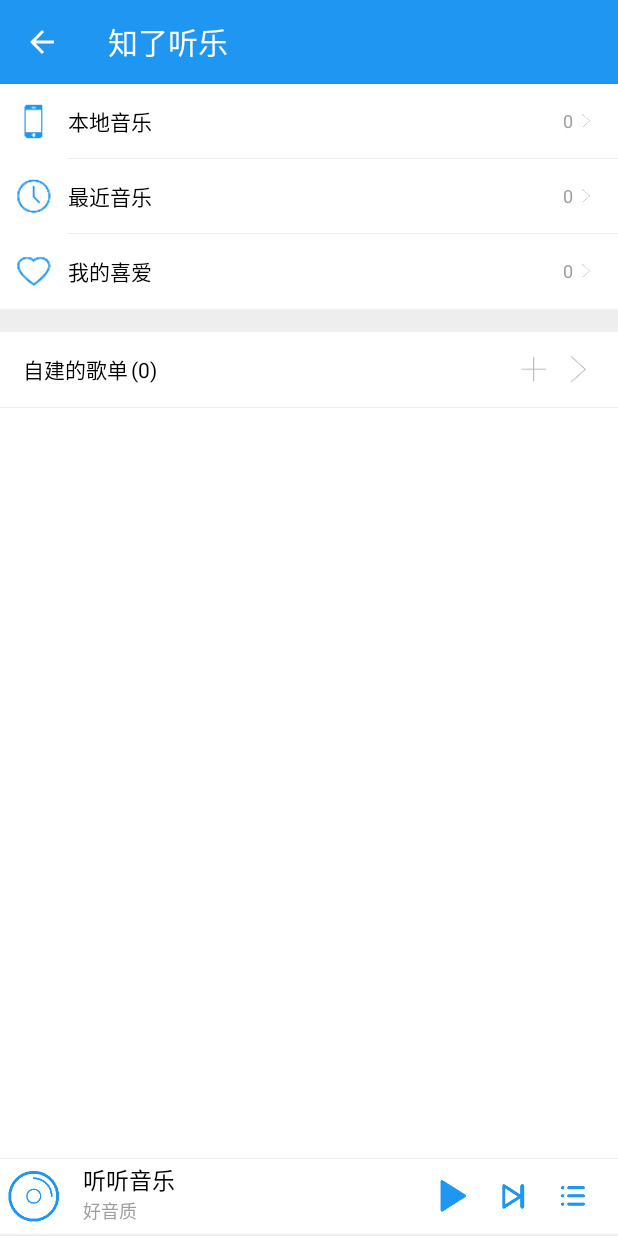
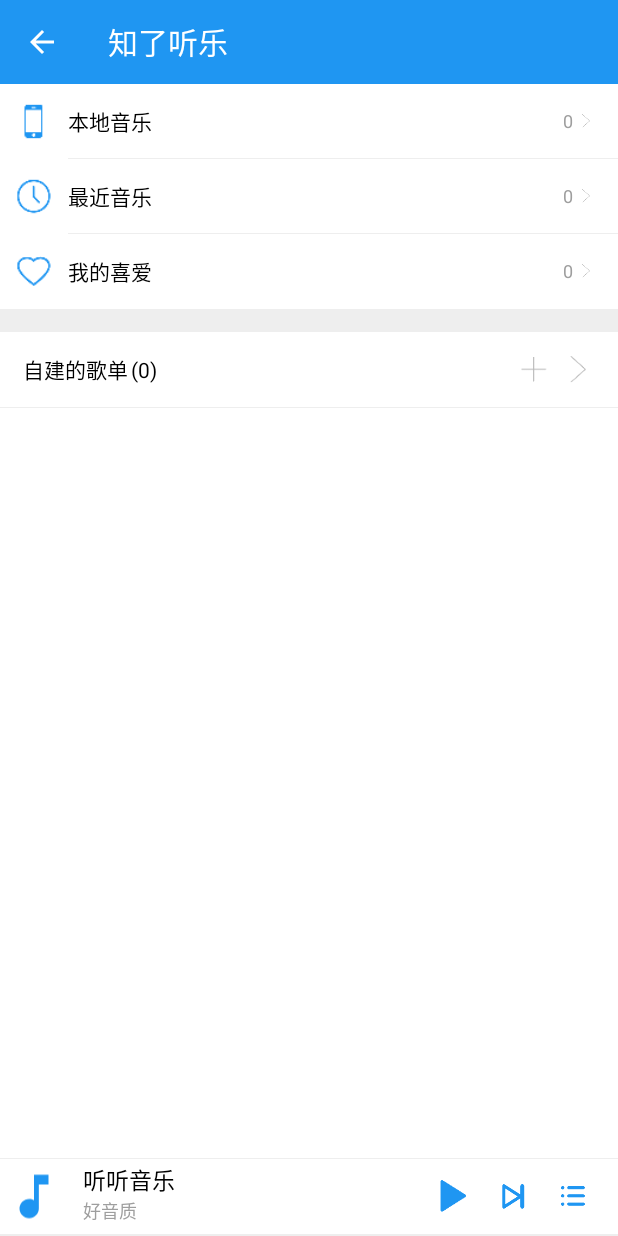
Before and after one commit to zeromr/CicadaApp, an Android app: the MusicActivity screen opened directly, with no data from a screen before it, on a phone screen of 412 x 824 dp. Run offline under Robolectric (Android 15) with nearby library versions, the phone set to English and light mode, and no system bars; libraries missing offline, so code that uses them is left out: com.mcxtzhang.swipemenulib, org.litepal.

Commit message:
调整右侧侧滑菜单

```diff
--- a/app/src/main/java/com/demo/cicada/activity/MusicActivity.java
+++ b/app/src/main/java/com/demo/cicada/activity/MusicActivity.java
@@ -52,7 +52,7 @@ public class MusicActivity extends PlayBarBaseActivity {
     @Override
     protected void onCreate(Bundle savedInstanceState) {
         super.onCreate(savedInstanceState);
-        setContentView(R.layout.activity_home);
+        setContentView(R.layout.activity_music);
         Log.i("msg", "onCreate: music");
         dbManager = DBManager.getInstance(MusicActivity.this);
         initToolBar();
--- a/app/src/main/java/com/demo/cicada/fragment/ChooseAreaFragment.java
+++ b/app/src/main/java/com/demo/cicada/fragment/ChooseAreaFragment.java
@@ -60,7 +60,7 @@ public class ChooseAreaFragment extends Fragment {
         tvTitle = (TextView) view.findViewById(R.id.tv_title);
         btnBack = (Button) view.findViewById(R.id.btn_back);
         lvList = (ListView) view.findViewById(R.id.lv_list);
-        adapter = new ArrayAdapter<>(getContext(), android.R.layout.simple_list_item_1, dataList);
+        adapter = new ArrayAdapter<>(getContext(), R.layout.item_choose_area, dataList);
         lvList.setAdapter(adapter);
         return view;
     }
--- a/app/src/main/res/layout/activity_about.xml
+++ b/app/src/main/res/layout/activity_about.xml
@@ -67,6 +67,8 @@
         android:layout_margin="16dp"
         android:src="@drawable/ic_share"
         app:layout_anchor="@id/appBar"
-        app:layout_anchorGravity="bottom|end" />
+        app:layout_anchorGravity="bottom|end"
+        app:backgroundTint="#5975dc"
+        app:rippleColor="#a6a6a6"/>
 
 </android.support.design.widget.CoordinatorLayout>
--- a/app/src/main/res/layout/activity_play.xml
+++ b/app/src/main/res/layout/activity_play.xml
@@ -1,12 +1,10 @@
 <?xml version="1.0" encoding="utf-8"?>
 <FrameLayout xmlns:android="http://schemas.android.com/apk/res/android"
-    xmlns:tools="http://schemas.android.com/tools"
     android:id="@+id/activity_play"
     android:layout_width="match_parent"
     android:layout_height="match_parent"
     android:fitsSystemWindows="true"
-    android:background="@drawable/bg_play"
-    tools:activity="com.lijunyan.blackmusic.activity.PlayActivity">
+    android:background="@drawable/bg_play">
 
     <!--<ImageView-->
         <!--android:id="@+id/iv_play_page_bg"-->
--- a/app/src/main/res/layout/activity_weather.xml
+++ b/app/src/main/res/layout/activity_weather.xml
@@ -60,7 +60,7 @@
         <fragment
             android:id="@+id/choose_area_fragment"
             android:name="com.demo.cicada.fragment.ChooseAreaFragment"
-            android:layout_width="200dp"
+            android:layout_width="180dp"
             android:layout_height="match_parent"
             android:layout_gravity="end"/>
 
--- a/app/src/main/res/layout/choose_area.xml
+++ b/app/src/main/res/layout/choose_area.xml
@@ -10,12 +10,14 @@
     <RelativeLayout
         android:layout_width="match_parent"
         android:layout_height="?attr/actionBarSize"
-        android:background="?attr/colorPrimary">
+        android:background="@color/colorPrimary">
 
         <TextView
             android:id="@+id/tv_title"
             android:layout_width="wrap_content"
             android:layout_height="wrap_content"
+            android:layout_alignParentBottom="true"
+            android:layout_marginBottom="8dp"
             android:layout_centerInParent="true"
             android:textColor="#fff"
             android:textSize="20sp"/>
@@ -25,6 +27,8 @@
             android:layout_width="25dp"
             android:layout_height="25dp"
             android:layout_alignParentRight="true"
+            android:layout_alignParentBottom="true"
+            android:layout_marginBottom="8dp"
             android:layout_centerVertical="true"
             android:layout_marginRight="10dp"
             android:background="@drawable/ic_right_back"/>
--- a/app/src/main/res/layout/fragment_playbar.xml
+++ b/app/src/main/res/layout/fragment_playbar.xml
@@ -1,8 +1,8 @@
 <?xml version="1.0" encoding="utf-8"?>
 <LinearLayout xmlns:android="http://schemas.android.com/apk/res/android"
-    android:orientation="vertical"
-    android:layout_width="match_parent"
-    android:layout_height="match_parent">
+              android:layout_width="match_parent"
+              android:layout_height="match_parent"
+              android:orientation="vertical">
 
     <LinearLayout
         android:id="@+id/home_activity_playbar_ll"
@@ -31,8 +31,8 @@
                 android:layout_height="match_parent"
                 android:layout_centerVertical="true"
                 android:padding="3dp"
-                android:tint="?attr/image_tint"
-                android:src="@drawable/album" />
+                android:src="@drawable/ic_music"
+                android:tint="?attr/image_tint"/>
 
             <LinearLayout
                 android:id="@+id/home_music_name_ll"
@@ -52,8 +52,8 @@
                     android:ellipsize="end"
                     android:gravity="bottom"
                     android:maxLines="1"
-                    android:text="歌名aaaaaaaaaaaaaaaaaa"
-                    android:textSize="15sp" />
+                    android:text="歌名"
+                    android:textSize="15sp"/>
 
                 <TextView
                     android:id="@+id/home_singer_name_tv"
@@ -64,7 +64,7 @@
                     android:maxLines="1"
                     android:text="歌手名"
                     android:textColor="@color/grey500"
-                    android:textSize="12sp" />
+                    android:textSize="12sp"/>
             </LinearLayout>
 
             <LinearLayout
@@ -81,8 +81,8 @@
                     android:layout_height="40dp"
                     android:clickable="true"
                     android:padding="6dp"
-                    android:tint="?attr/image_tint"
-                    android:src="@drawable/selector_play_pause_bar" />
+                    android:src="@drawable/selector_play_pause_bar"
+                    android:tint="?attr/image_tint"/>
 
                 <ImageView
                     android:id="@+id/next_iv"
@@ -90,8 +90,8 @@
                     android:layout_height="40dp"
                     android:clickable="true"
                     android:padding="10dp"
-                    android:tint="?attr/image_tint"
-                    android:src="@drawable/selector_next_play_bar" />
+                    android:src="@drawable/selector_next_play_bar"
+                    android:tint="?attr/image_tint"/>
 
                 <ImageView
                     android:id="@+id/play_menu_iv"
@@ -99,8 +99,8 @@
                     android:layout_height="40dp"
                     android:clickable="true"
                     android:padding="10dp"
-                    android:tint="?attr/image_tint"
-                    android:src="@drawable/selector_menu" />
+                    android:src="@drawable/selector_menu"
+                    android:tint="?attr/image_tint"/>
             </LinearLayout>
         </LinearLayout>
 
@@ -108,11 +108,11 @@
             android:id="@+id/home_seekbar"
             android:layout_width="match_parent"
             android:layout_height="wrap_content"
-            android:maxHeight="2dp"
-            android:minHeight="2dp"
+            android:maxHeight="4dp"
+            android:minHeight="4dp"
             android:paddingEnd="0dp"
             android:paddingStart="0dp"
             android:progressDrawable="@drawable/seekbar_style"
-            android:thumb="@null" />
+            android:thumb="@null"/>
     </LinearLayout>
 </LinearLayout>
--- a/app/src/main/res/values/strings.xml
+++ b/app/src/main/res/values/strings.xml
@@ -30,5 +30,5 @@
     </string>
 
     <string name="share_txt">欢迎使用“知了”，希望每天都是好心情</string>
-    <string name="share_app">分享-知了App</string>
+    <string name="share_app">分享-知了</string>
 </resources>
```
Also changed, not shown: app/src/main/res/layout/activity_last_mylove.xml (+8 -6 lines), app/src/main/res/layout/item_choose_area.xml (added, +12 -0 lines), app/src/main/res/layout/activity_music.xml (renamed from app/src/main/res/layout/activity_home.xml).
